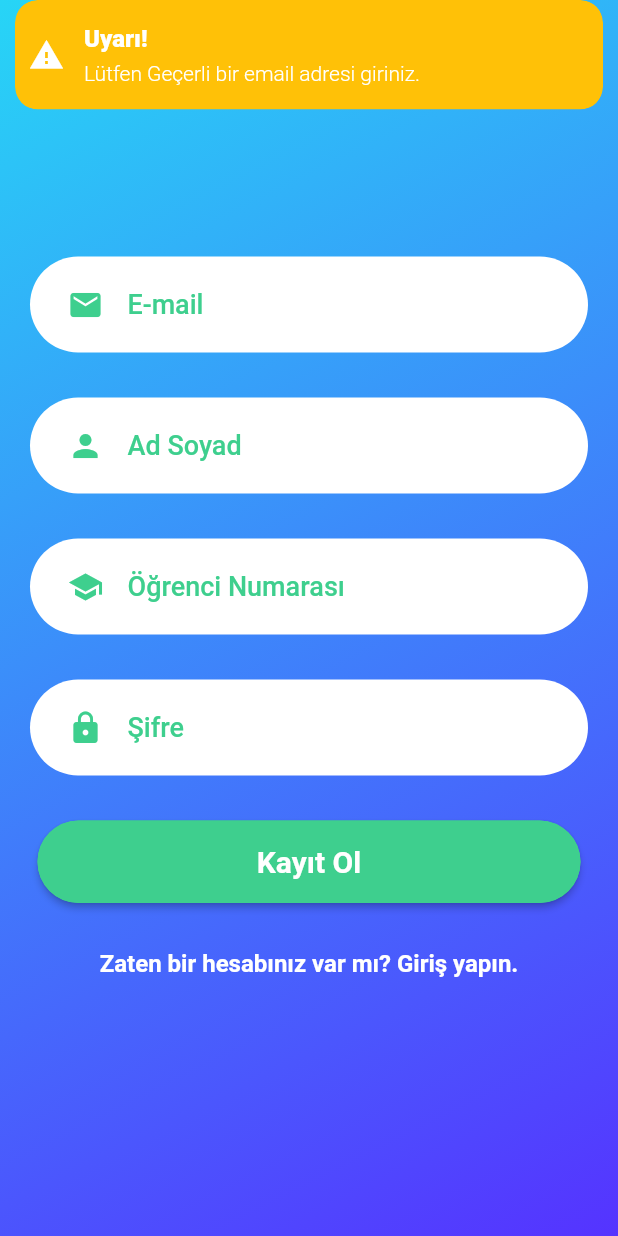
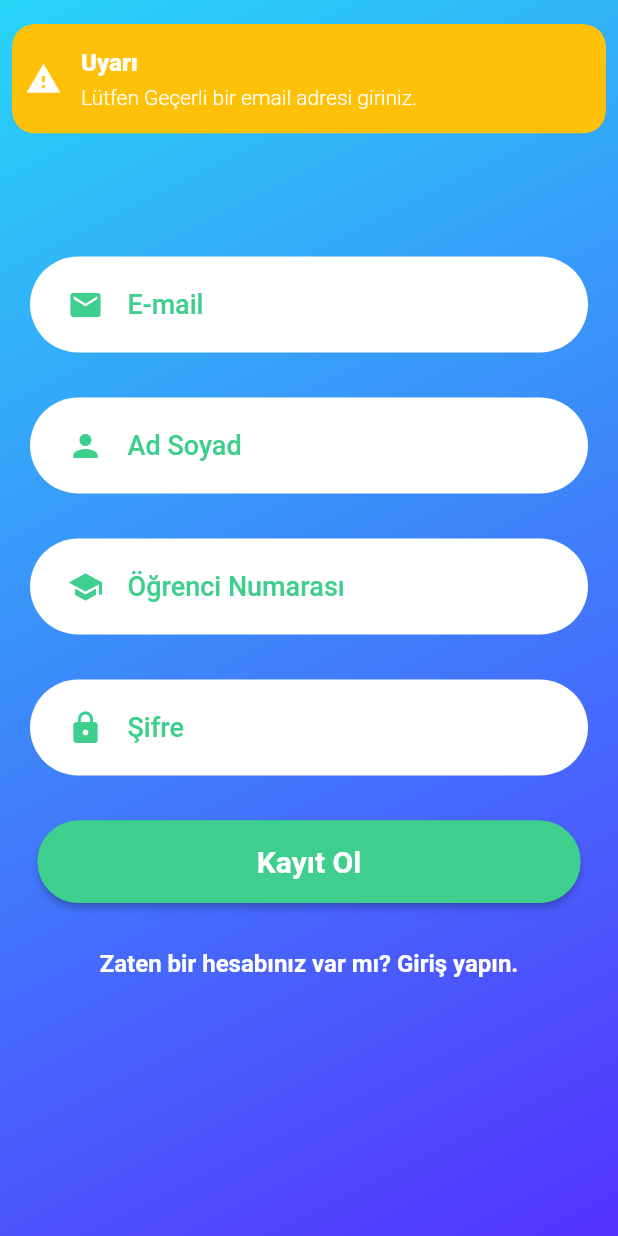
Before and after one commit to VPatient/VPatient, a Flutter app: the RegisterScreen screen opened directly, after a tap on "Kayıt Ol", on a phone screen of 412 x 824 dp. Run offline on Flutter 3.47's test engine with Material 2 defaults, Android fonts, the phone set to English and light mode, and no system bars; our stand-ins replace carousel_slider, firebase_core, flutter_native_splash, get, get_storage, sliding_up_panel; missing offline and left inert: jwt_decode; accounts and stored records are empty; network calls fail.

Commit message:
code refactor

```diff
--- a/lib/screens/chat_simulation/chat_simulation_controller.dart
+++ b/lib/screens/chat_simulation/chat_simulation_controller.dart
@@ -12,12 +12,13 @@ import 'package:http/http.dart' as http;
 
 class ChatSimulationController extends GetxController
     with GetSingleTickerProviderStateMixin {
+  late final TabController tabController;
   @override
   void onInit() async {
+    super.onInit();
+    tabController = TabController(length: 4, vsync: this);
     patient = await _getPatient();
     setAppBarText = patient?.name;
-
-    super.onInit();
   }
 
   final List<ChatMessage> _messages = [
--- a/lib/screens/chat_simulation/forms/util/FormConstants.dart
+++ /dev/null
@@ -1,2 +0,0 @@
-const painDescriptionFormHeader = "Ağrı Değerlendirme Formu";
-const socialDemographicFormHeader = "Sosyo Demografik Formu";
--- a/lib/screens/register/register_controller.dart
+++ b/lib/screens/register/register_controller.dart
@@ -4,15 +4,25 @@ import 'package:flutter/material.dart';
 import 'package:get/get.dart';
 import 'package:http/http.dart' as http;
 import 'package:vpatient/screens/login/login_view.dart';
-import 'package:vpatient/style/colors.dart';
 import 'package:vpatient/utils/api_endpoints.dart';
+import 'package:vpatient/utils/vp_snackbar.dart';
 
 class RegisterController extends GetxController {
+  final TextEditingController emailController = TextEditingController();
+  final TextEditingController passwordController = TextEditingController();
+  final TextEditingController studentNumberController = TextEditingController();
+  final TextEditingController nameSurnameController = TextEditingController();
+
   navigateToLogin() {
     Get.to(() => LoginScreen());
   }
 
-  register(String email, String password, String name, String studentNo) async {
+  register() async {
+    String email = emailController.text.trim();
+    String password = passwordController.text.trim();
+    String name = nameSurnameController.text.trim();
+    String studentNo = studentNumberController.text.trim();
+
     if (!_validate(email, password, name, studentNo)) return;
 
     final response = await http.post(Uri.parse(APIEndpoints.registerEndpoint),
@@ -25,41 +35,26 @@ class RegisterController extends GetxController {
         }));
 
     if (response.statusCode == 200) {
-      Get.snackbar("Başarılı", "Kayıt işlemi başarılı.",
-          backgroundColor: VPColors.primaryColor,
-          colorText: Colors.white,
-          icon: const Icon(Icons.done, color: Colors.white));
+      VPSnackbar.success("Kayıt işlemi başarılı");
       Get.to(() => LoginScreen());
     } else {
-      Get.snackbar("Hata", response.reasonPhrase!,
-          backgroundColor: Colors.red,
-          colorText: Colors.white,
-          icon: const Icon(Icons.error, color: Colors.white));
+      VPSnackbar.error(response.body);
     }
   }
 
   bool _validate(email, password, name, studentNo) {
     if (!GetUtils.isEmail(email)) {
-      Get.snackbar("Uyarı!", "Lütfen Geçerli bir email adresi giriniz.",
-          backgroundColor: Colors.amber,
-          colorText: Colors.white,
-          icon: const Icon(Icons.warning, color: Colors.white));
+      VPSnackbar.warning("Lütfen Geçerli bir email adresi giriniz.");
       return false;
     }
 
     if (GetUtils.isNull(password)) {
-      Get.snackbar("Uyarı!", "Şifre boş bırakılamaz.",
-          backgroundColor: Colors.amber,
-          colorText: Colors.white,
-          icon: const Icon(Icons.warning, color: Colors.white));
+      VPSnackbar.warning("Şifre boş bırakılamaz.");
       return false;
     }
 
     if (!GetUtils.isNumericOnly(studentNo)) {
-      Get.snackbar("Uyarı!", "Öğrenci numarası sadece rakamlardan oluşmalıdır.",
-          backgroundColor: Colors.amber,
-          colorText: Colors.white,
-          icon: const Icon(Icons.warning, color: Colors.white));
+      VPSnackbar.warning("Öğrenci numarası sadece rakamlardan oluşmalıdır.");
       return false;
     }
 
--- a/lib/screens/register/register_view.dart
+++ b/lib/screens/register/register_view.dart
@@ -7,12 +7,6 @@ import 'package:vpatient/widgets/vp_textfield.dart';
 
 class RegisterScreen extends StatelessWidget {
   RegisterScreen({Key? key}) : super(key: key);
-
-  final TextEditingController _emailController = TextEditingController();
-  final TextEditingController _passwordController = TextEditingController();
-  final TextEditingController _studentNumberController =
-      TextEditingController();
-  final TextEditingController _nameSurnameController = TextEditingController();
 
   final _controller = Get.put(RegisterController());
 
@@ -33,27 +27,24 @@ class RegisterScreen extends StatelessWidget {
             Column(
               children: [
                 VPTextField(
-                  controller: _emailController,
+                  controller: _controller.emailController,
                   icon: Icons.mail,
-                  isObscured: false,
                   text: "E-mail",
                   keyboardType: TextInputType.emailAddress,
                 ),
                 VPTextField(
-                  controller: _nameSurnameController,
+                  controller: _controller.nameSurnameController,
                   icon: Icons.person,
-                  isObscured: false,
                   text: "Ad Soyad",
                   keyboardType: TextInputType.text,
                 ),
                 VPTextField(
-                    controller: _studentNumberController,
+                    controller: _controller.studentNumberController,
                     icon: Icons.school,
-                    isObscured: false,
                     text: "Öğrenci Numarası",
                     keyboardType: TextInputType.number),
                 VPTextField(
-                  controller: _passwordController,
+                  controller: _controller.passwordController,
                   icon: Icons.lock,
                   isObscured: true,
                   text: "Şifre",
@@ -64,11 +55,7 @@ class RegisterScreen extends StatelessWidget {
                     bgColor: Get.theme.primaryColor,
                     textColor: Colors.white,
                     text: "Kayıt Ol",
-                    function: () => _controller.register(
-                        _emailController.text.trim(),
-                        _passwordController.text.trim(),
-                        _nameSurnameController.text.trim(),
-                        _studentNumberController.text.trim())),
+                    function: () => _controller.register()),
                 InkWell(
                   onTap: () => _controller.navigateToLogin(),
                   child: Padding(
--- a/lib/style/themes.dart
+++ b/lib/style/themes.dart
@@ -4,7 +4,6 @@ import 'package:vpatient/style/colors.dart';
 class Themes {
   static final ThemeData baseTheme = ThemeData(
       primaryColor: VPColors.primaryColor,
-      //bodyText1 for vp_textfield's text.
       textTheme: const TextTheme(
           button: TextStyle(fontSize: 20, fontWeight: FontWeight.w600),
           bodyText1: TextStyle(
--- /dev/null
+++ b/lib/utils/vp_snackbar.dart
@@ -0,0 +1,28 @@
+import 'package:flutter/material.dart';
+import 'package:get/get.dart';
+
+class VPSnackbar {
+  static SnackbarController success(String text, [String title = "Başarılı"]) {
+    return Get.snackbar(title, text,
+        margin: const EdgeInsets.symmetric(horizontal: 8.0, vertical: 16.0),
+        backgroundColor: Get.theme.primaryColor,
+        colorText: Colors.white,
+        icon: const Icon(Icons.done, color: Colors.white));
+  }
+
+  static SnackbarController warning(String text, [String title = "Uyarı"]) {
+    return Get.snackbar(title, text,
+        margin: const EdgeInsets.symmetric(horizontal: 8.0, vertical: 16.0),
+        backgroundColor: Colors.amber,
+        colorText: Colors.white,
+        icon: const Icon(Icons.warning, color: Colors.white));
+  }
+
+  static SnackbarController error(String text, [String title = "Hata"]) {
+    return Get.snackbar(title, text,
+        margin: const EdgeInsets.symmetric(horizontal: 8.0, vertical: 16.0),
+        backgroundColor: Colors.red,
+        colorText: Colors.white,
+        icon: const Icon(Icons.error, color: Colors.white));
+  }
+}
--- a/lib/widgets/vp_textfield.dart
+++ b/lib/widgets/vp_textfield.dart
@@ -5,7 +5,7 @@ class VPTextField extends StatelessWidget {
   const VPTextField(
       {Key? key,
       required TextEditingController controller,
-      required isObscured,
+      isObscured = false,
       icon,
       leadWidget,
       trailWidget,
@@ -74,7 +74,7 @@ class VPTextField extends StatelessWidget {
   }
 }
 
-class VpTextField extends StatefulWidget {
+/*class VpTextField extends StatefulWidget {
   final TextInputType keyboardType;
   final String hint;
 
@@ -123,3 +123,4 @@ class _VpTextFieldState extends State<VpTextField> {
     );
   }
 }
+*/
```
Also changed, not shown: lib/screens/chat_simulation/chat_simulation_view.dart (+32 -24 lines), lib/screens/chat_simulation/forms/SocialDemographicForm.dart (deleted, +0 -101 lines), lib/screens/chat_simulation/forms/pain_description_form.dart (renamed from lib/screens/chat_simulation/forms/PainDescriptionForm.dart, +40 -30 lines), lib/screens/chat_simulation/forms/social_demographic_form.dart (added, +108 -0 lines), lib/screens/chat_simulation/forms/util/FormWidgets.dart (deleted, +0 -12 lines), lib/screens/login/login_controller.dart (+14 -20 lines), lib/screens/login/login_view.dart (+3 -9 lines), lib/screens/patient_list/patient_list_controller.dart (+2 -5 lines).
